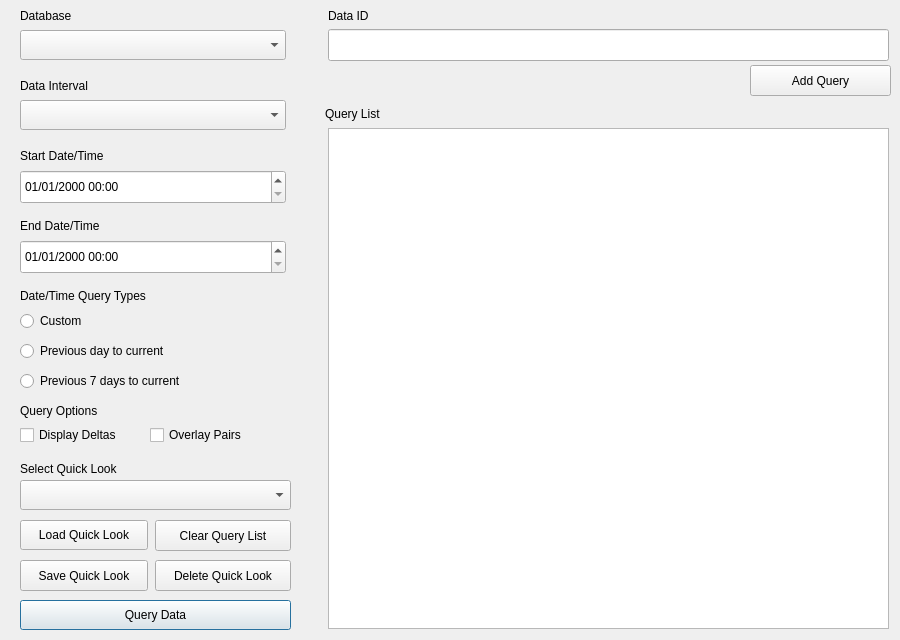
Old version of the form ui/winQuery.ui in the repository S31F3R/DataDoctor.
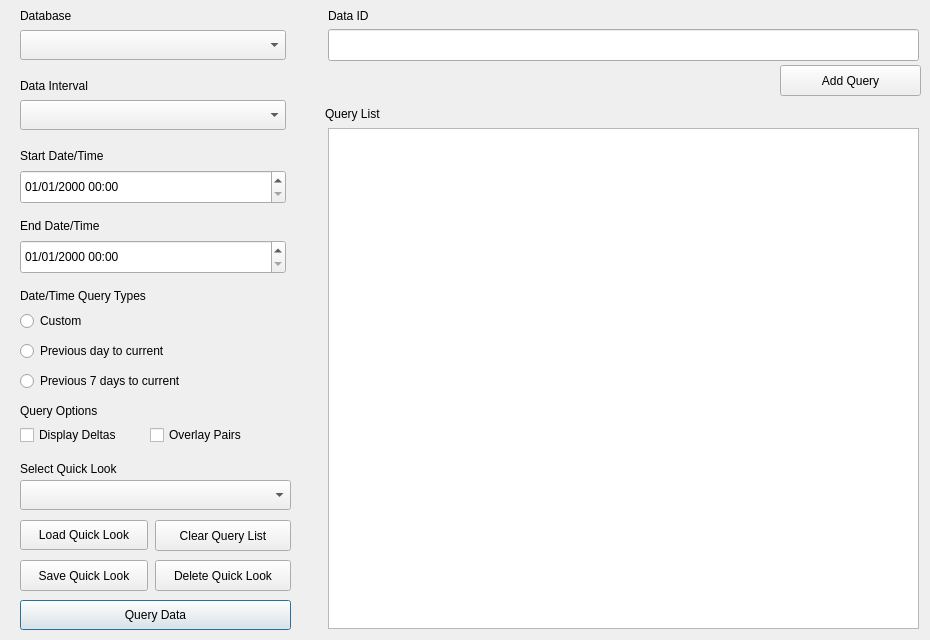
New version of the form. Icons and pictures are not drawn.

Commit message: Increased size of the window

Patch:
```diff
--- a/ui/winQuery.ui
+++ b/ui/winQuery.ui
@@ -6,7 +6,7 @@
    <rect>
     <x>0</x>
     <y>0</y>
-    <width>900</width>
+    <width>930</width>
     <height>640</height>
    </rect>
   </property>
@@ -18,7 +18,7 @@
   </property>
   <property name="maximumSize">
    <size>
-    <width>900</width>
+    <width>930</width>
     <height>640</height>
    </size>
   </property>
@@ -161,7 +161,7 @@
      <rect>
       <x>328</x>
       <y>128</y>
-      <width>561</width>
+      <width>591</width>
       <height>501</height>
      </rect>
     </property>
@@ -169,7 +169,7 @@
    <widget class="QPushButton" name="btnAddQuery">
     <property name="geometry">
      <rect>
-      <x>750</x>
+      <x>780</x>
       <y>65</y>
       <width>141</width>
       <height>31</height>
@@ -385,7 +385,7 @@
      <rect>
       <x>328</x>
       <y>29</y>
-      <width>561</width>
+      <width>591</width>
       <height>32</height>
      </rect>
     </property>
@@ -666,7 +666,7 @@
    <widget class="QPushButton" name="btnSearch">
     <property name="geometry">
      <rect>
-      <x>720</x>
+      <x>750</x>
       <y>65</y>
       <width>32</width>
       <height>32</height>
```
